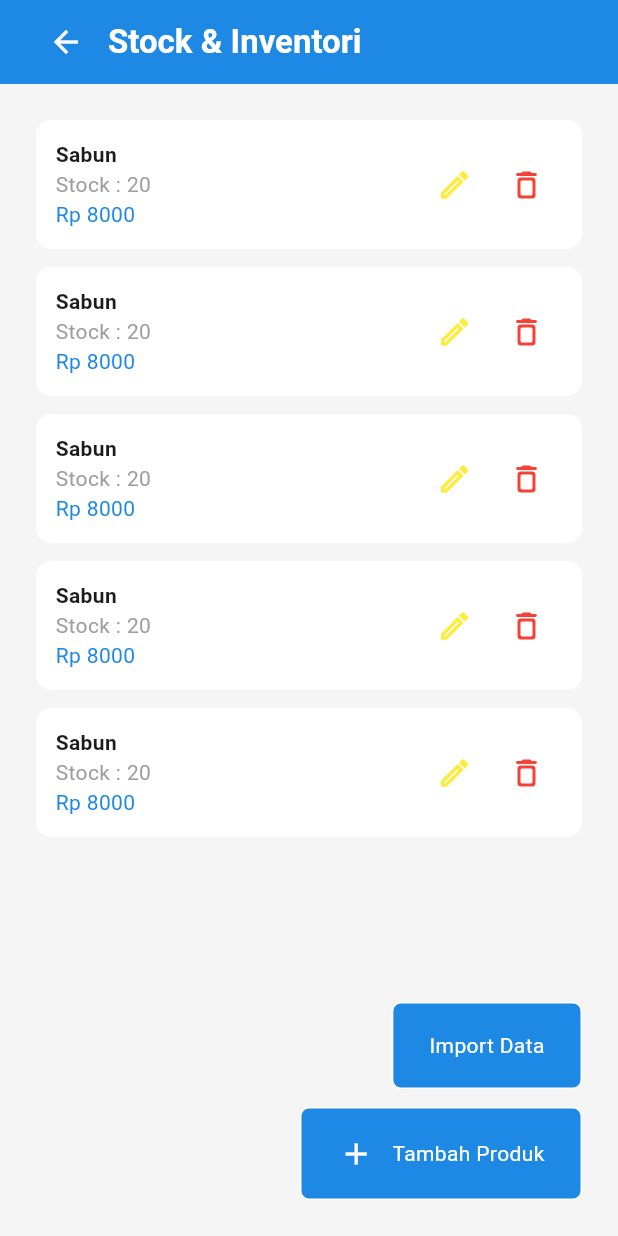
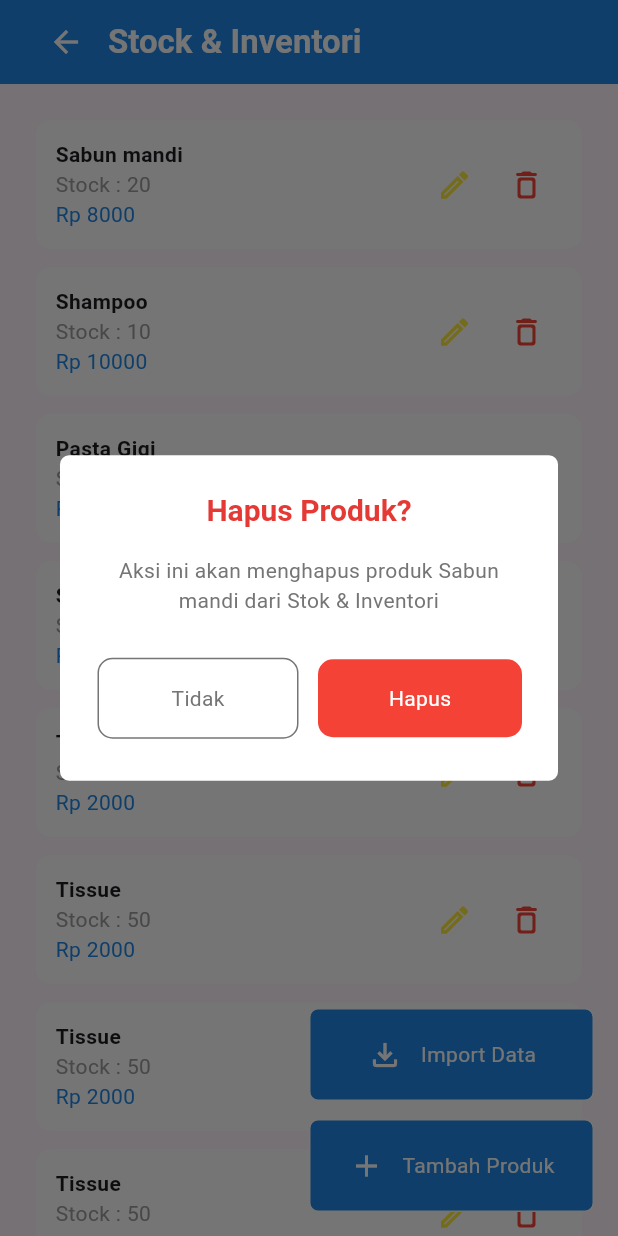
Before and after one commit to rzalmauln/Mobile-E-POS, a Flutter app: the screen it shows after launch, after a tap on the "delete outline" icon, on a phone screen of 412 x 824 dp. Run offline on Flutter 3.47's test engine with Material 3 defaults, Android fonts, the phone set to English and light mode, and no system bars; our stand-ins replace flutter_svg, freezed_annotation, sqflite; accounts and stored records are empty.

Commit message:
alert delete

```diff
--- a/lib/views/stock/stock_view.dart
+++ b/lib/views/stock/stock_view.dart
@@ -1,6 +1,7 @@
 import 'package:flutter/cupertino.dart';
 import 'package:flutter/material.dart';
 import 'package:flutter/widgets.dart';
+import 'package:flutter_svg/svg.dart';
 
 class StockView extends StatefulWidget {
   const StockView({super.key});
@@ -10,11 +11,98 @@ class StockView extends StatefulWidget {
 }
 
 class _StockViewState extends State<StockView> {
+  final stock = [
+    {
+      "title": "Sabun mandi",
+      "qty": 20,
+      "price": 8000,
+    },
+    {
+      "title": "Shampoo",
+      "qty": 10,
+      "price": 10000,
+    },
+    {
+      "title": "Pasta Gigi",
+      "qty": 15,
+      "price": 5000,
+    },
+    {
+      "title": "Sikat Gigi",
+      "qty": 30,
+      "price": 3000,
+    },
+    {
+      "title": "Tissue",
+      "qty": 50,
+      "price": 2000,
+    },
+    {
+      "title": "Tissue",
+      "qty": 50,
+      "price": 2000,
+    },
+    {
+      "title": "Tissue",
+      "qty": 50,
+      "price": 2000,
+    },
+    {
+      "title": "Tissue",
+      "qty": 50,
+      "price": 2000,
+    },
+    {
+      "title": "Tissue",
+      "qty": 50,
+      "price": 2000,
+    },
+    {
+      "title": "Tissue",
+      "qty": 50,
+      "price": 2000,
+    },
+    {
+      "title": "Tissue",
+      "qty": 50,
+      "price": 2000,
+    },
+    {
+      "title": "Tissue",
+      "qty": 50,
+      "price": 2000,
+    },
+    {
+      "title": "Tissue",
+      "qty": 50,
+      "price": 2000,
+    },
+  ];
   @override
   Widget build(BuildContext context) {
     return Scaffold(
+      floatingActionButton: Column(
+        mainAxisAlignment: MainAxisAlignment.end,
+        crossAxisAlignment: CrossAxisAlignment.end,
+        children: [
+          _buildActionButton(
+            icon: Icons.file_download_outlined,
+            label: "Import Data",
+            onTap: () {
+              // Action for importing data
+            },
+          ),
+          SizedBox(height: 12),
+          _buildActionButton(
+            icon: Icons.add,
+            label: "Tambah Produk",
+            onTap: () {
+              // Action for adding new product
+            },
+          ),
+        ],
+      ),
       appBar: AppBar(
-
         backgroundColor: Colors.blue[600],
         leading: Padding(
           padding: const EdgeInsets.symmetric(horizontal: 24),
@@ -25,61 +113,30 @@ class _StockViewState extends State<StockView> {
             },
           ),
         ),
-          title: const Text('Stock & Inventori',style: TextStyle(fontWeight: FontWeight.bold,color: Colors.white),),
+        title: const Text(
+          'Stock & Inventori',
+          style: TextStyle(fontWeight: FontWeight.bold, color: Colors.white),
         ),
-      body: Container(
-        color: Colors.grey[100],
-        padding: const EdgeInsets.symmetric(vertical: 24, horizontal:24),
+      ),
+      body: SingleChildScrollView(
+        child: Container(
+          padding: const EdgeInsets.symmetric(vertical: 24, horizontal: 24),
           child: Column(
             crossAxisAlignment: CrossAxisAlignment.end,
-          children: [Expanded(
-
-                child: ListView.builder(
-                  itemCount: 5,
+            children: [
+              ListView.builder(
+                shrinkWrap: true,
+                physics: NeverScrollableScrollPhysics(),
+                itemCount: stock.length,
                 itemBuilder: (context, index) {
-                    return _buildCard("Sabun", 20, 8000);
+                  var item = stock[index];
+                  return _buildCard(item['title'].toString(),
+                      item['qty'] as int, item['price'] as int);
                 },
-                ),
-              ),
-              Container(
-                child: Text("Import Data", style: TextStyle(color: Colors.white)),
-                padding: EdgeInsets.symmetric(horizontal: 24, vertical: 18),
-                decoration: BoxDecoration(
-                  borderRadius: BorderRadius.circular(6),
-                  color: Colors.blue[600],
-                  border: Border.all(
-                    color: Colors.white,
-                    width: 1,
-                  ),
-                )
-              ),
-              SizedBox(height: 12,),
-              Container(
-                width: 188,
-                child: Row(
-                  mainAxisAlignment: MainAxisAlignment.end,
-                  children: [
-                    Icon(Icons.add, color: Colors.white),
-
-                    Padding(
-                      padding: const EdgeInsets.only(left: 12),
-                      child: Text("Tambah Produk", style: TextStyle(color: Colors.white)),
               ),
             ],
           ),
-                padding: EdgeInsets.symmetric(horizontal: 24, vertical: 18),
-                decoration: BoxDecoration(
-                  borderRadius: BorderRadius.circular(6),
-                  color: Colors.blue[600],
-                  border: Border.all(
-                    color: Colors.white,
-                    width: 1,
         ),
-                )
-              ),
-
-
-        ],),
       ),
     );
   }
@@ -108,8 +165,7 @@ class _StockViewState extends State<StockView> {
                 Text(title, style: TextStyle(fontWeight: FontWeight.bold)),
                 Text(
                   "Stock : ${qty}",
-                  style: TextStyle(
-                      color: Colors.grey[500]),
+                  style: TextStyle(color: Colors.grey[500]),
                 ),
                 Text(
                   "Rp ${price}",
@@ -126,14 +182,121 @@ class _StockViewState extends State<StockView> {
                   onPressed: () {},
                 ),
                 IconButton(
-                  icon: Icon(Icons.delete_outline_rounded, color: Colors.red[500]),
-                  onPressed: () {},
+                  icon: Icon(Icons.delete_outline_rounded,
+                      color: Colors.red[500]),
+                  onPressed: () {
+                    _setAlertDelete(context, title);
+                  },
                 ),
-              ],),
-            // CustomNumberInputWithIncrementDecrement(value: 3, )
+              ],
+            ),
           ],
         ),
       ),
     );
   }
+
+  Widget _buildActionButton(
+      {required IconData icon,
+      required String label,
+      required VoidCallback onTap}) {
+    return GestureDetector(
+      onTap: onTap,
+      child: Container(
+        width: 190,
+        padding: EdgeInsets.symmetric(horizontal: 24, vertical: 18),
+        decoration: BoxDecoration(
+          borderRadius: BorderRadius.circular(6),
+          color: Colors.blue[600],
+          border: Border.all(
+            color: Colors.white,
+            width: 1,
+          ),
+        ),
+        child: Row(
+          mainAxisAlignment: MainAxisAlignment.center,
+          children: [
+            Icon(icon, color: Colors.white),
+            SizedBox(width: 12),
+            Text(label, style: TextStyle(color: Colors.white)),
+          ],
+        ),
+      ),
+    );
   }
+
+  Future<bool> _setAlertDelete(BuildContext context,String title) async {
+    return await showDialog(
+      context: context,
+      builder: (context) => AlertDialog(
+        shape: RoundedRectangleBorder(
+          borderRadius: BorderRadius.circular(6),
+        ),
+        backgroundColor: const Color.fromARGB(255, 255, 255, 255),
+        title: Center(
+          child: Text(
+            'Hapus Produk?',
+            style: TextStyle(
+              fontWeight: FontWeight.bold,
+              fontSize: 20,
+              color: Colors.red[600],
+            ),
+          ),
+        ),
+        content: Text("Aksi ini akan menghapus produk ${title} dari Stok & Inventori",
+            textAlign: TextAlign.center,
+            style: TextStyle(color: Colors.grey[600])),
+        actions: [
+          Row(
+            mainAxisAlignment: MainAxisAlignment.spaceBetween,
+            children: [
+              Expanded(
+                child: GestureDetector(
+                  onTap: () {
+                    Navigator.of(context).pop(false);
+                  },
+                  child: Container(
+                    margin: EdgeInsets.all(1),
+                    padding: EdgeInsets.all(16),
+                    decoration: BoxDecoration(
+                      // color: const Color.fromARGB(255, 255, 255, 255),
+                      border: Border.all(color: Colors.grey[600]!),
+                      borderRadius: BorderRadius.circular(10),
+                    ),
+                    child: Center(
+                      child: Text(
+                        'Tidak',
+                        style: TextStyle(color: Colors.grey[600]!),
+                      ),
+                    ),
+                  ),
+                ),
+              ),
+              SizedBox(width: 12,),
+              Expanded(
+                child: GestureDetector(
+                  onTap: () {
+                  },
+                  child: Container(
+                    margin: EdgeInsets.symmetric(vertical: 5),
+                    padding: EdgeInsets.all(16),
+                    decoration: BoxDecoration(
+                      color: Colors.red[500],
+                      borderRadius: BorderRadius.circular(10),
+                    ),
+                    child: Center(
+                      child: Text(
+                        'Hapus',
+                        style: TextStyle(color: Colors.white),
+                      ),
+                    ),
+                  ),
+                ),
+              ),
+            ],
+          ),
+        ],
+      ),
+    );
+  }
+}
--- a/pubspec.yaml
+++ b/pubspec.yaml
@@ -9,6 +9,7 @@ environment:
 dependencies:
   flutter:
     sdk: flutter
+  flutter_svg: ^2.0.10+1
   freezed_annotation: ^2.4.1
   json_annotation: ^4.9.0
   path: ^1.9.0
@@ -24,3 +25,6 @@ dev_dependencies:
 
 flutter:
   uses-material-design: true
+  assets:
+    - assets/
+    - assets/icons/frame.svg
```
Also changed, not shown: assets/icons/frame.svg (added), pubspec.lock. Lines whose indentation alone changed are shown as unchanged.
